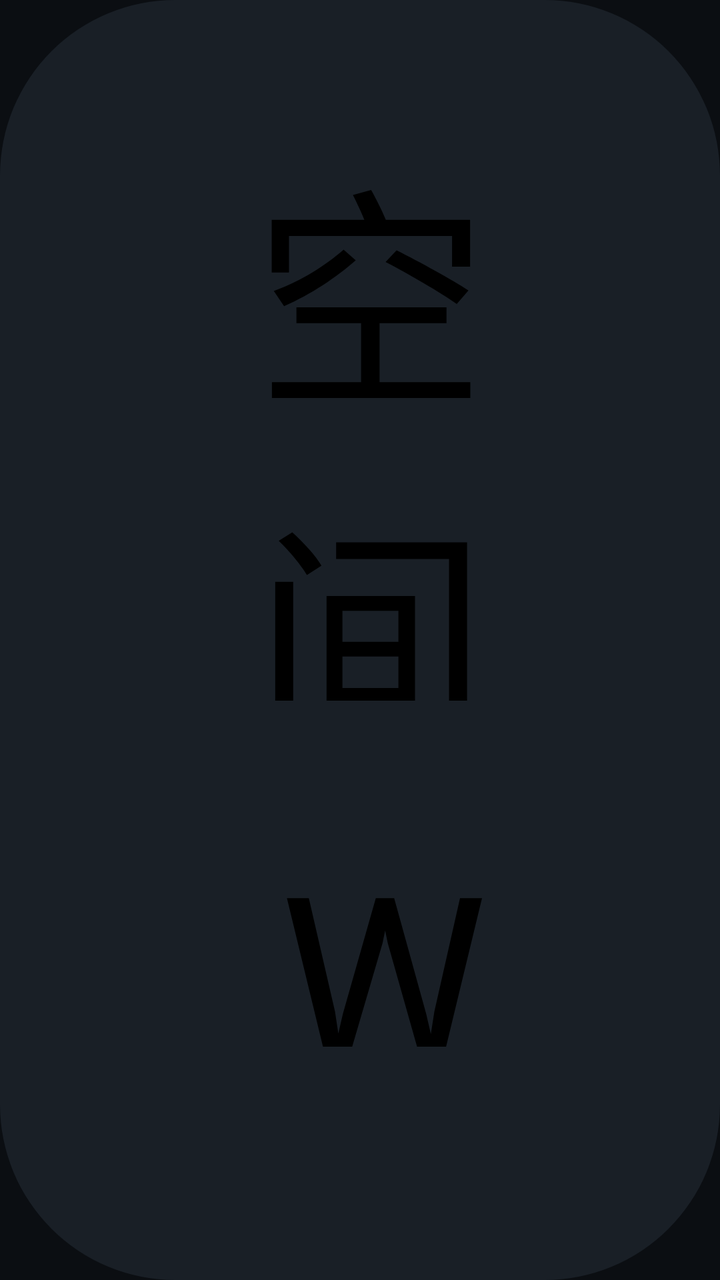
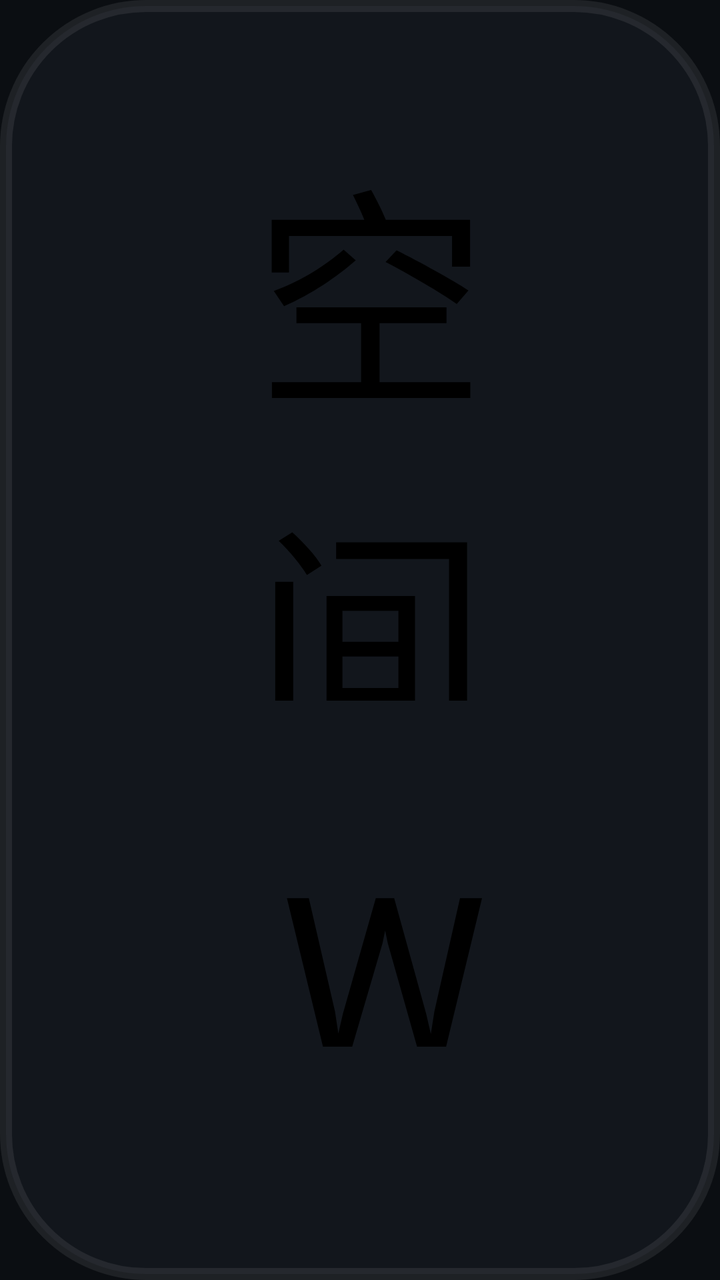

Two renders of the same Android screen: before a commit and after it. Below are the layout's source before the change and the commit's diff.
<!-- AndroidManifest.xml: application theme AppTheme.NoActionBar -->
<!-- res/layout/dialog_webdav.xml -->
<?xml version="1.0" encoding="utf-8"?>
<LinearLayout xmlns:android="http://schemas.android.com/apk/res/android"
    xmlns:app="http://schemas.android.com/apk/res-auto"
    xmlns:tools="http://schemas.android.com/tools"
    android:layout_width="@dimen/vs_600"
    android:layout_height="wrap_content"
    android:background="@drawable/shape_dialog_bg_main"
    android:orientation="vertical"
    android:paddingLeft="@dimen/vs_20"
    android:paddingTop="@dimen/vs_10"
    android:paddingRight="@dimen/vs_20"
    android:paddingBottom="@dimen/vs_10">


    <TableLayout
        android:layout_width="match_parent"
        android:layout_height="wrap_content">

        <TableRow
            android:layout_width="match_parent"
            android:layout_height="wrap_content"
            android:layout_marginBottom="@dimen/vs_10">

            <TextView
                android:layout_width="wrap_content"
                android:layout_height="match_parent"
                android:layout_marginEnd="@dimen/vs_20"
                android:layout_marginRight="@dimen/vs_20"
                android:gravity="center_vertical|end"
                android:text="空间名称"
                android:textColor="@color/color_FF000000"
                android:textSize="@dimen/ts_20" />

            <EditText
                android:id="@+id/etName"
                android:layout_width="match_parent"
                android:layout_height="@dimen/vs_50"
                android:layout_weight="1"
                android:background="@drawable/shape_live_channel_num"
                android:hint="空间名称"
                android:inputType="text"
                android:maxLines="1"
                android:paddingLeft="@dimen/vs_10"
                android:paddingRight="@dimen/vs_10"
                android:textColor="@android:color/white"
                android:textColorHint="#99FFFFFF"
                android:textSize="@dimen/ts_20" />

        </TableRow>

        <TableRow
            android:layout_width="match_parent"
            android:layout_height="match_parent"
            android:layout_marginBottom="@dimen/vs_10">

            <TextView
                android:layout_width="wrap_content"
                android:layout_height="match_parent"
                android:layout_marginEnd="@dimen/vs_20"
                android:layout_marginRight="@dimen/vs_20"
                android:gravity="center_vertical|end"
                android:text="WebDAV地址"
                android:textColor="@color/color_FF000000"
                android:textSize="@dimen/ts_20" />

            <EditText
                android:id="@+id/etUrl"
                android:layout_width="match_parent"
                android:layout_height="@dimen/vs_50"
                android:layout_weight="1"
                android:background="@drawable/shape_live_channel_num"
                android:hint="WebDAV地址"
                android:inputType="text"
                android:maxLines="1"
                android:paddingLeft="@dimen/vs_10"
                android:paddingRight="@dimen/vs_10"
                android:textColor="@android:color/white"
                android:textColorHint="#99FFFFFF"
                android:textSize="@dimen/ts_20" />
        </TableRow>

        <TableRow
            android:layout_width="match_parent"
            android:layout_height="match_parent"
            android:layout_marginBottom="@dimen/vs_10">

            <TextView
                android:layout_width="wrap_content"
                android:layout_height="match_parent"
                android:layout_marginEnd="@dimen/vs_20"
                android:layout_marginRight="@dimen/vs_20"
                android:gravity="center_vertical|end"
                android:text="初始路径"
                android:textColor="@color/color_FF000000"
                android:textSize="@dimen/ts_20" />

            <EditText
                android:id="@+id/etInitPath"
                android:layout_width="match_parent"
                android:layout_height="@dimen/vs_50"
                android:layout_weight="1"
                android:background="@drawable/shape_live_channel_num"
                android:hint="初始路径"
                android:inputType="text"
                android:maxLines="1"
                android:paddingLeft="@dimen/vs_10"
                android:paddingRight="@dimen/vs_10"
                android:textColor="@android:color/white"
                android:textColorHint="#99FFFFFF"
                android:textSize="@dimen/ts_20" />
        </TableRow>

        <TableRow
            android:layout_width="match_parent"
            android:layout_height="match_parent"
            android:layout_marginBottom="@dimen/vs_10">

            <TextView
                android:layout_width="wrap_content"
                android:layout_height="match_parent"
                android:layout_marginEnd="@dimen/vs_20"
                android:layout_marginRight="@dimen/vs_20"
                android:gravity="center_vertical|end"
                android:text="用户名"
                android:textColor="@color/color_FF000000"
                android:textSize="@dimen/ts_20" />

            <EditText
                android:id="@+id/etUsername"
                android:layout_width="match_parent"
                android:layout_height="@dimen/vs_50"
                android:layout_weight="1"
                android:background="@drawable/shape_live_channel_num"
                android:hint="用户名"
                android:inputType="text"
                android:maxLines="1"
                android:paddingLeft="@dimen/vs_10"
                android:paddingRight="@dimen/vs_10"
                android:textColor="@android:color/white"
                android:textColorHint="#99FFFFFF"
                android:textSize="@dimen/ts_20" />
        </TableRow>

        <TableRow
            android:layout_width="match_parent"
            android:layout_height="match_parent"
            android:layout_marginBottom="@dimen/vs_10">

            <TextView
                android:layout_width="wrap_content"
                android:layout_height="match_parent"
                android:layout_marginEnd="@dimen/vs_20"
                android:layout_marginRight="@dimen/vs_20"
                android:gravity="center_vertical|end"
                android:text="密码"
                android:textColor="@color/color_FF000000"
                android:textSize="@dimen/ts_20" />

            <EditText
                android:id="@+id/etPassword"
                android:layout_width="match_parent"
                android:layout_height="@dimen/vs_50"
                android:layout_weight="1"
                android:background="@drawable/shape_live_channel_num"
                android:hint="密码"
                android:inputType="text"
                android:maxLines="1"
                android:paddingLeft="@dimen/vs_10"
                android:paddingRight="@dimen/vs_10"
                android:textColor="@android:color/white"
                android:textColorHint="#99FFFFFF"
                android:textSize="@dimen/ts_20" />
        </TableRow>
    </TableLayout>

    <LinearLayout
        android:layout_width="wrap_content"
        android:layout_height="match_parent"
        android:layout_gravity="center_horizontal"
        android:layout_marginTop="@dimen/vs_10"
        android:orientation="horizontal">

        <TextView
            android:id="@+id/btnConfirm"
            android:layout_width="@dimen/vs_120"
            android:layout_height="wrap_content"
            android:layout_marginEnd="@dimen/vs_100"
            android:layout_marginRight="@dimen/vs_100"
            android:background="@drawable/button_dialog_main"
            android:focusable="true"
            android:gravity="center"
            android:padding="@dimen/vs_10"
            android:text="确定"
            android:textColor="@android:color/white"
            android:textSize="@dimen/vs_20" />

        <TextView
            android:id="@+id/btnCancel"
            android:layout_width="@dimen/vs_120"
            android:layout_height="wrap_content"
            android:layout_weight="1"
            android:background="@drawable/button_dialog_main"
            android:focusable="true"
            android:gravity="center"
            android:padding="@dimen/vs_10"
            android:text="取消"
            android:textColor="@android:color/white"
            android:textSize="@dimen/vs_20" />

    </LinearLayout>

</LinearLayout>
<!-- resources referenced by this layout -->
<resources>
  <color name="color_FF000000">#FF000000</color>
  <dimen name="ts_20">20mm</dimen>
  <dimen name="vs_10">10mm</dimen>
  <dimen name="vs_100">100mm</dimen>
  <dimen name="vs_120">120mm</dimen>
  <dimen name="vs_20">20mm</dimen>
  <dimen name="vs_50">50mm</dimen>
  <dimen name="vs_600">600mm</dimen>
  <!-- drawable button_dialog_main (drawable) -->
  <?xml version="1.0" encoding="utf-8"?>
  <selector xmlns:android="http://schemas.android.com/apk/res/android">
      <item android:state_focused="true" android:state_pressed="true">
          <shape>
              <corners android:radius="@dimen/vs_5" />
              <solid android:color="?attr/color_theme_dark_70" />
          </shape>
      </item>
      <item android:state_focused="false" android:state_pressed="true">
          <shape>
              <corners android:radius="@dimen/vs_5" />
              <solid android:color="?attr/color_theme_dark_70" />
          </shape>
      </item>
      <item android:state_focused="true">
          <shape>
              <corners android:radius="@dimen/vs_5" />
              <solid android:color="?attr/color_theme_dark_70" />
  	    
  	    <stroke android:width="2mm" android:color="@android:color/white" />
          </shape>
      </item>
      <item android:state_focused="false" android:state_pressed="false">
          <shape>
              <corners android:radius="@dimen/vs_5" />
              <solid android:color="@color/color_000000_60" />
          </shape>
      </item>
  </selector>
  <!-- drawable shape_dialog_bg_main (drawable) -->
  <?xml version="1.0" encoding="utf-8"?>
  <shape xmlns:android="http://schemas.android.com/apk/res/android">
      <corners android:radius="@dimen/vs_15" />
      <solid android:color="@color/color_6A6A6A_95" />
  </shape>
  <!-- drawable shape_live_channel_num (drawable) -->
  <?xml version="1.0" encoding="utf-8"?>
  <shape xmlns:android="http://schemas.android.com/apk/res/android">
      <corners android:radius="10mm" />
      <solid android:color="@color/color_000000_40" />
  </shape>
  <style name="AppTheme.NoActionBar">
          <item name="android:windowActionBar">false</item>
          <item name="android:windowNoTitle">true</item>
          <item name="windowActionBar">false</item>
          <item name="android:windowFullscreen">true</item>//全屏即无通知栏
          <item name="android:windowContentOverlay">@null</item>//是否有遮盖
          <item name="windowNoTitle">true</item>
          
          
          <item name="android:windowBackground">@color/color_32364E</item>
      </style>
  <dimen name="vs_5">5mm</dimen>
  <color name="color_000000_60">#99000000</color>
  <dimen name="vs_15">15mm</dimen>
  <color name="color_6A6A6A_95">#F21A2027</color>
  <color name="color_000000_40">#66000000</color>
  <color name="color_32364E">#0B0E12</color>
</resources>

<!-- the commit's change to res/layout/dialog_webdav.xml (unified diff, before → after) -->
@@ -1,4 +1,5 @@
 <?xml version="1.0" encoding="utf-8"?>
+
 <LinearLayout xmlns:android="http://schemas.android.com/apk/res/android"
     xmlns:app="http://schemas.android.com/apk/res-auto"
     xmlns:tools="http://schemas.android.com/tools"
<!-- resource entries referenced after the edit -->
@@ -11,41 +11,37 @@
   <!-- drawable button_dialog_main (drawable) -->
   <?xml version="1.0" encoding="utf-8"?>
   <selector xmlns:android="http://schemas.android.com/apk/res/android">
-      <item android:state_focused="true" android:state_pressed="true">
-          <shape>
-              <corners android:radius="@dimen/vs_5" />
+      <item android:state_focused="true">
+          <shape android:shape="rectangle">
+              <corners android:radius="@dimen/st_radius_chip" />
               <solid android:color="?attr/color_theme_dark_70" />
+              <stroke android:width="@dimen/st_focus_stroke" android:color="?attr/color_theme" />
           </shape>
       </item>
-      <item android:state_focused="false" android:state_pressed="true">
-          <shape>
-              <corners android:radius="@dimen/vs_5" />
-              <solid android:color="?attr/color_theme_dark_70" />
+      <item android:state_pressed="true">
+          <shape android:shape="rectangle">
+              <corners android:radius="@dimen/st_radius_chip" />
+              <solid android:color="?attr/color_theme_40" />
           </shape>
       </item>
-      <item android:state_focused="true">
-          <shape>
-              <corners android:radius="@dimen/vs_5" />
-              <solid android:color="?attr/color_theme_dark_70" />
-  	    
-  	    <stroke android:width="2mm" android:color="@android:color/white" />
-          </shape>
-      </item>
-      <item android:state_focused="false" android:state_pressed="false">
-          <shape>
-              <corners android:radius="@dimen/vs_5" />
-              <solid android:color="@color/color_000000_60" />
+      <item>
+          <shape android:shape="rectangle">
+              <corners android:radius="@dimen/st_radius_chip" />
+              <solid android:color="@color/st_surface" />
           </shape>
       </item>
   </selector>
   <!-- drawable shape_dialog_bg_main (drawable) -->
   <?xml version="1.0" encoding="utf-8"?>
-  <shape xmlns:android="http://schemas.android.com/apk/res/android">
-      <corners android:radius="@dimen/vs_15" />
-      <solid android:color="@color/color_6A6A6A_95" />
+  <shape xmlns:android="http://schemas.android.com/apk/res/android"
+      android:shape="rectangle">
+      <corners android:radius="@dimen/st_radius_card" />
+      <solid android:color="@color/st_bg_elevated" />
+      <stroke android:width="1mm" android:color="@color/st_stroke" />
   </shape>
   <!-- drawable shape_live_channel_num (drawable) -->
   <?xml version="1.0" encoding="utf-8"?>
+  
   <shape xmlns:android="http://schemas.android.com/apk/res/android">
       <corners android:radius="10mm" />
       <solid android:color="@color/color_000000_40" />
@@ -61,10 +57,12 @@
           
           <item name="android:windowBackground">@color/color_32364E</item>
       </style>
-  <dimen name="vs_5">5mm</dimen>
-  <color name="color_000000_60">#99000000</color>
-  <dimen name="vs_15">15mm</dimen>
-  <color name="color_6A6A6A_95">#F21A2027</color>
+  <dimen name="st_radius_chip">10mm</dimen>
+  <dimen name="st_focus_stroke">3mm</dimen>
+  <color name="st_surface">#12FFFFFF</color>
+  <dimen name="st_radius_card">12mm</dimen>
+  <color name="st_bg_elevated">#12161C</color>
+  <color name="st_stroke">#14FFFFFF</color>
   <color name="color_000000_40">#66000000</color>
   <color name="color_32364E">#0B0E12</color>
 </resources>
